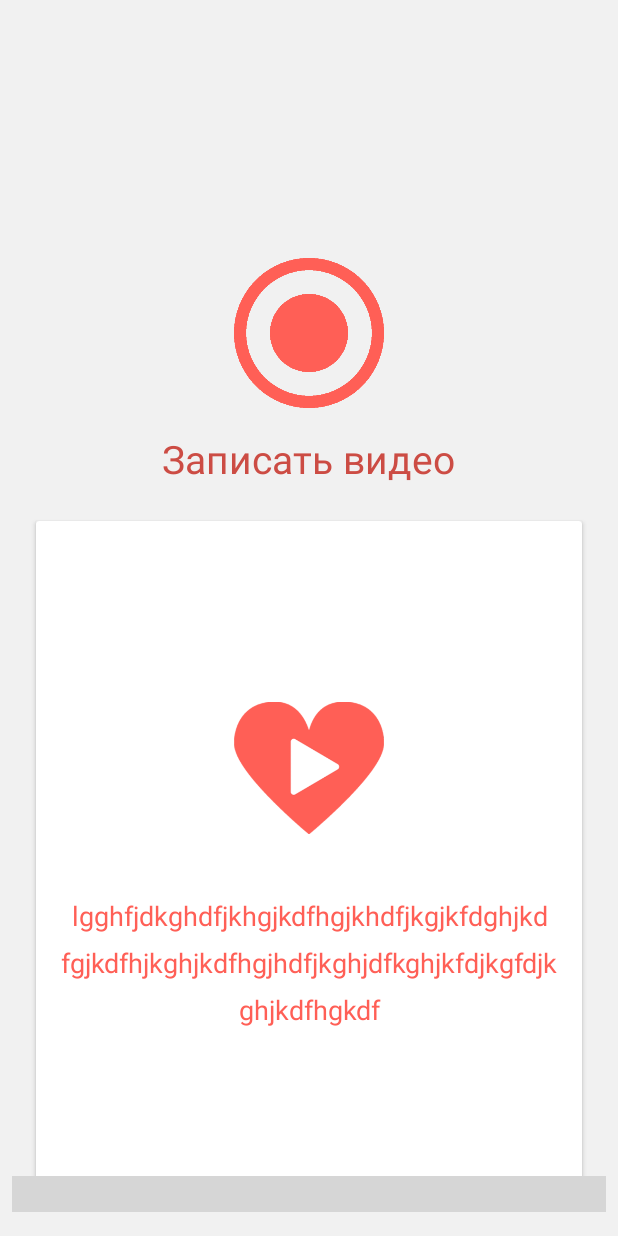
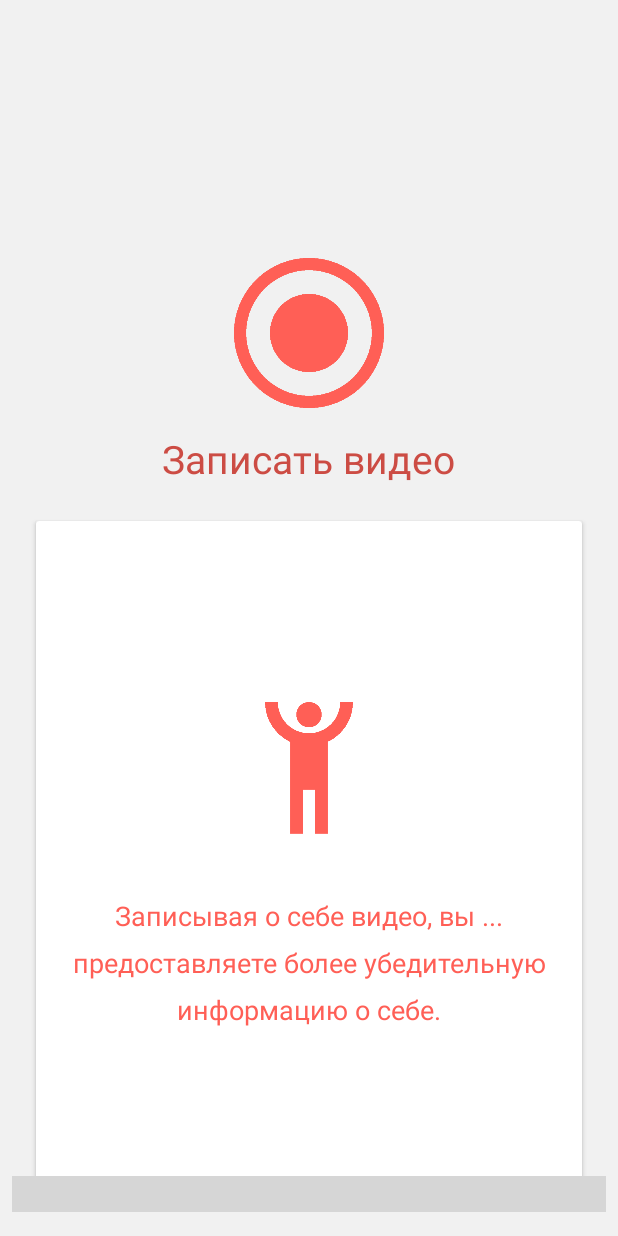
Before and after one commit to yarik7751/meet_me_simply, an Android app: the fragment RegistrationLoadingVideoFragment shown on its own in the app's theme, after a tap on "Зачем мне нужно записывать видео?", on a phone screen of 412 x 824 dp. Run offline under Robolectric (Android 15) with nearby library versions, the phone set to English and light mode, and no system bars; plain views replace CircleIndicator; 2 statements that could not run were skipped; grey boxes are pictures that could not be loaded.

Commit message:
+I added info for answers about loading video

```diff
--- a/app/src/main/java/by/yarik/meet_me_simply/view/login/fragments/RegistrationLoadingVideoFragment.kt
+++ b/app/src/main/java/by/yarik/meet_me_simply/view/login/fragments/RegistrationLoadingVideoFragment.kt
@@ -66,7 +66,7 @@ class RegistrationLoadingVideoFragment : BaseFragment(), RegistrationLoadingVide
             loadAnswerAnimations()
         }
 
-        adapter = AnswersAdapter(context!!, ArrayList());
+        adapter = AnswersAdapter(context!!);
         vpAnswers.adapter = adapter
         inkIndicator.setViewPager(vpAnswers)
     }
--- a/app/src/main/java/by/yarik/meet_me_simply/view/login/fragments/adapters/AnswersAdapter.kt
+++ b/app/src/main/java/by/yarik/meet_me_simply/view/login/fragments/adapters/AnswersAdapter.kt
@@ -6,15 +6,32 @@ import android.support.v4.view.ViewPager
 import android.view.LayoutInflater
 import android.view.View
 import android.view.ViewGroup
+import android.widget.ImageView
+import android.widget.TextView
 import by.yarik.meet_me_simply.R
 
-data class AnswersAdapter(var context: Context, var answersItems: List<AnswersItem>) : PagerAdapter() {
+data class AnswersAdapter(var context: Context) : PagerAdapter() {
+
+    var answersItems: MutableList<AnswersItem>
+    var answerSlogan: String
+    init {
+        answerSlogan = context.getString(R.string.title_slogan_reg_rec_video)
+        var answersText = context.resources.getStringArray(R.array.info_why_record_video)
+        var answersIcon = intArrayOf(R.drawable.answer1, R.drawable.answer2, R.drawable.answer3)
+        answersItems = mutableListOf<AnswersItem>()
+        for (i in 0..answersText.size - 1) {
+            answersItems.add(AnswersItem(answersIcon[i], answersText[i]))
+        }
+    }
 
     override fun instantiateItem(container: ViewGroup, position: Int): Any {
         var layoutInflater = context.getSystemService(Context.LAYOUT_INFLATER_SERVICE) as LayoutInflater
         var view = layoutInflater.inflate(R.layout.item_answer, container, false);
+
+        var answersItem = answersItems[position]
+        view.findViewById<TextView>(R.id.tv_answer_text).setText(answerSlogan + "\n" + answersItem.text)
+        view.findViewById<ImageView>(R.id.img_answer_icon).setImageResource(answersItem.iconRes)
         (container as ViewPager).addView(view)
-
         return view
     }
 
@@ -27,6 +44,6 @@ data class AnswersAdapter(var context: Context, var answersItems: List<AnswersIt
     }
 
     override fun getCount(): Int {
-        return 3;
+        return answersItems.size;
     }
 }
--- a/app/src/main/res/layout/item_answer.xml
+++ b/app/src/main/res/layout/item_answer.xml
@@ -27,6 +27,7 @@
                     android:layout_width="@dimen/aut_logo"
                     android:layout_height="@dimen/aut_logo"
                     android:layout_marginBottom="36dp"
+                    android:tint="@color/colorPrimary"
                     android:src="@drawable/logo"/>
 
                 <TextView
--- /dev/null
+++ b/app/src/main/res/values/array.xml
@@ -0,0 +1,8 @@
+<?xml version="1.0" encoding="utf-8"?>
+<resources>
+    <string-array name="info_why_record_video">
+        <item>предоставляете более убедительную информацию о себе.</item>
+        <item>доказываете, что вы не робот.</item>
+        <item>показываете своё желание к знакомству.</item>
+    </string-array>
+</resources>
--- a/app/src/main/res/values/strings.xml
+++ b/app/src/main/res/values/strings.xml
@@ -16,4 +16,9 @@
     <string name="female_symbol">Ж</string>
     <string name="record_video">Записать видео</string>
     <string name="for_what">Зачем мне нужно записывать видео?</string>
+
+    <string name="record_video_you">Записывая о себе видео, вы ...</string>
+
+
+    <string name="title_slogan_reg_rec_video">@string/record_video_you</string>
 </resources>
```
Also changed, not shown: app/src/main/res/drawable/answer1.png (added), app/src/main/res/drawable/answer2.png (added), app/src/main/res/drawable/answer3.png (added).
